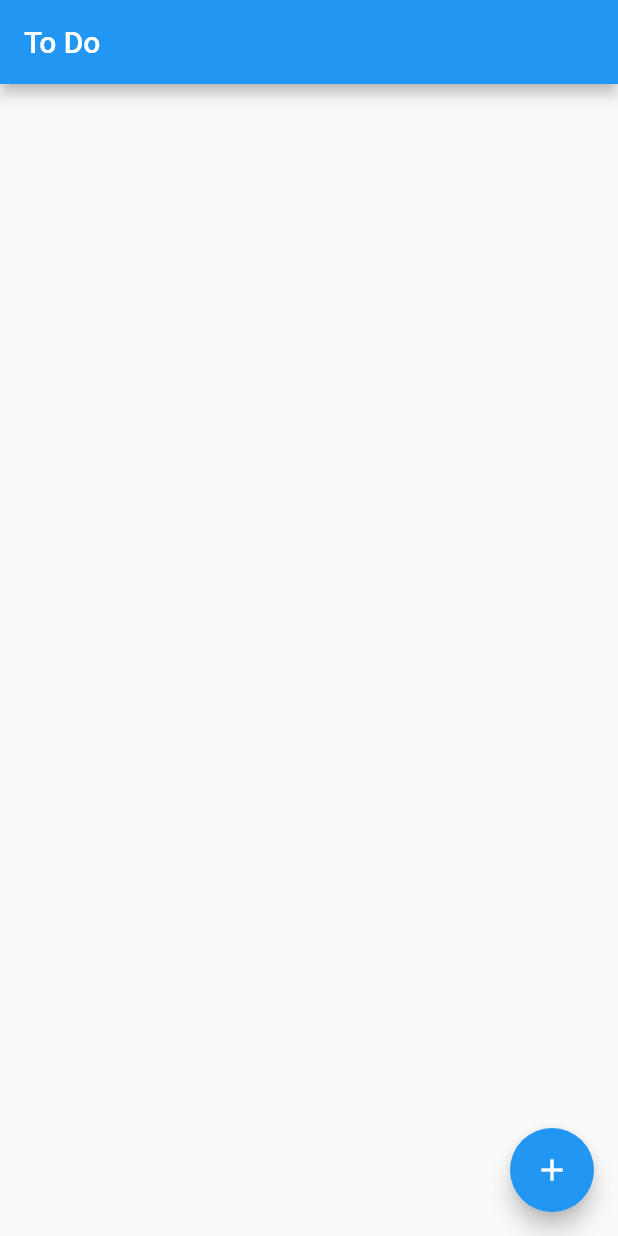
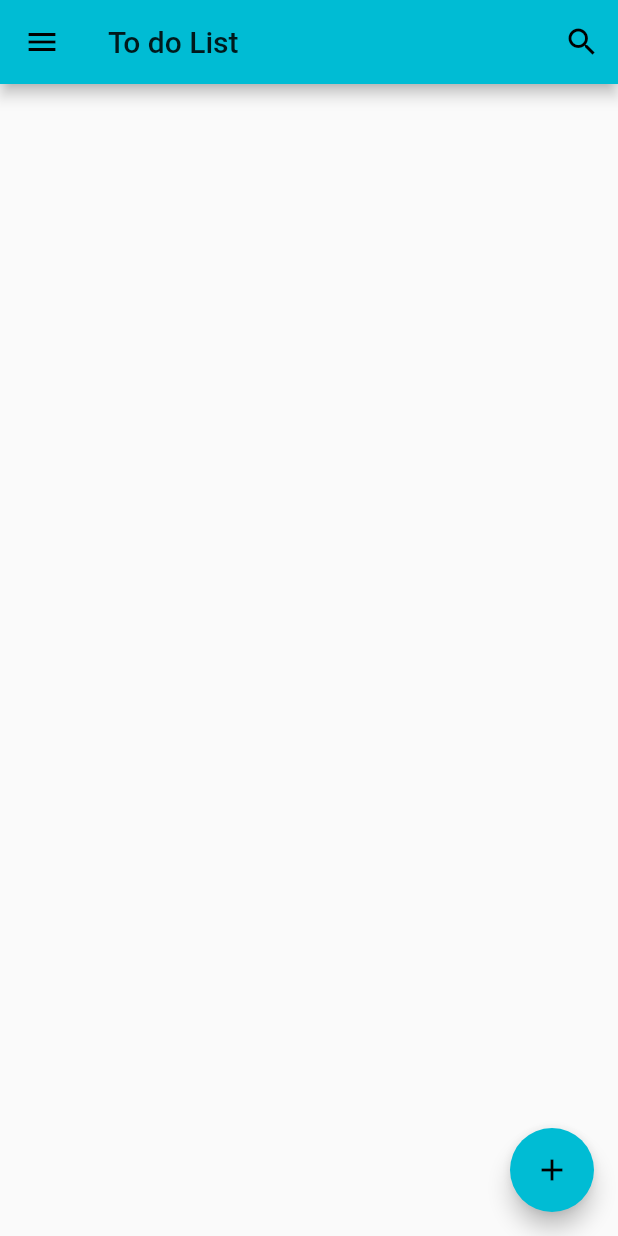
Before and after one commit to Adoolppa/todolist, a Flutter app: the screen it shows after launch, on a phone screen of 412 x 824 dp. Run offline on Flutter 3.47's test engine with Material 2 defaults, Android fonts, the phone set to English and light mode, and no system bars.

Commit message:
일부 ui 추가

```diff
--- /dev/null
+++ b/lib/Data/TodoItem.dart
@@ -0,0 +1,4 @@
+class TodoItem{
+  String title;
+  String expiryDate;
+}
--- a/lib/main.dart
+++ b/lib/main.dart
@@ -11,7 +11,7 @@ class TodoApp extends StatelessWidget {
     return MaterialApp(
       title: 'To do List',
       theme: ThemeData(
-        primarySwatch: Colors.blue,
+        primarySwatch: Colors.cyan,
         visualDensity: VisualDensity.adaptivePlatformDensity,
       ),
       home: TodoList(title: 'To Do'),
@@ -32,6 +32,44 @@ class TodoListState extends State<TodoList> {
 
   List<String> todoList = [];
 
+  Widget appBar()
+  {
+    return AppBar(
+      title: Text('To do List'),
+      actions: <Widget>[
+        IconButton(
+          icon: Icon(Icons.search), onPressed: () { searchDialog(context);},
+        ),
+      ],
+    );
+  }
+
+  Widget navigationDrawer()
+  {
+    return Drawer(
+        child: ListView(
+          children : <Widget> [
+            ListTile(
+              leading: Icon(Icons.account_box,
+                color: Colors.blueGrey,
+              ),
+              title: Text('Account'),
+              onTap: (){
+              },
+            ),
+            ListTile(
+              leading: Icon(Icons.menu,
+                color: Colors.blueGrey,
+              ),
+              title: Text('Option'),
+              onTap: (){
+              },
+            ),
+          ],
+        )
+    );
+  }
+
   Widget todoListBody() {
     return new ListView.builder(
         itemBuilder: (context, index) {
@@ -42,10 +80,20 @@ class TodoListState extends State<TodoList> {
     );
   }
 
+  Widget addTodo()
+  {
+    return new FloatingActionButton(
+        onPressed: () { createInputDialog(context);},
+        tooltip: 'Add',
+        child: new Icon(Icons.add)
+    );
+  }
+
   Widget listViewBuildToDoItem(String todoText, int index) {
     return new ListTile(
       title: Text(todoText),
-      onTap: () => removeItem(index),
+      trailing: IconButton(icon: Icon(Icons.check, color: Colors.blue,),
+                onPressed: () => removeItem(index),)
     );
   }
 
@@ -55,6 +103,28 @@ class TodoListState extends State<TodoList> {
 
   removeItem(int index) {
     setState(() => todoList.removeAt(index));
+  }
+
+  searchDialog(BuildContext context)  {
+    TextEditingController customController = new TextEditingController();
+
+    return showDialog(context: context, builder : (context){
+      return AlertDialog (
+        title : Text("Search To do"),
+        content : TextField(
+          controller: customController,
+        ),
+        actions: <Widget>[
+          MaterialButton(
+            elevation:5.0,
+            child : Text('Search'),
+            onPressed: () {
+              Navigator.pop(context);
+            },
+          )
+        ],
+      );
+    }); // showDialog
   }
 
   createInputDialog(BuildContext context)  {
@@ -69,7 +139,7 @@ class TodoListState extends State<TodoList> {
         actions: <Widget>[
           MaterialButton(
             elevation:5.0,
-            child : Text('Submit'),
+            child : Text('Add'),
             onPressed: () {
               addItem(customController.text);
               Navigator.pop(context);
@@ -83,15 +153,10 @@ class TodoListState extends State<TodoList> {
   @override
   Widget build(BuildContext context) {
     return Scaffold(
-      appBar: AppBar(
-        title: Text(widget.title),
-      ),
+      appBar: appBar(),
+      drawer: navigationDrawer(),
       body: todoListBody(),
-      floatingActionButton: new FloatingActionButton(
-          onPressed: () { createInputDialog(context);},
-          tooltip: 'Add',
-          child: new Icon(Icons.add)
-      ),
+      floatingActionButton: addTodo(),
     );
   }
 }
```
Also changed, not shown: 1 other file.
